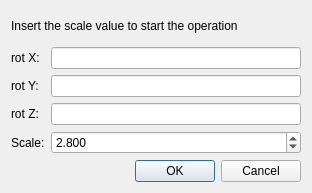
This is Code/ui/simcollapsedialog.ui in VisIVOLab/ViaLacteaVisualAnalytics as Qt 5 draws it before an edit. The edited form follows.
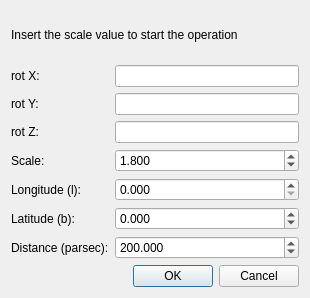
This is the edited form.

Diff of the .ui file:
```diff
--- a/Code/ui/simcollapsedialog.ui
+++ b/Code/ui/simcollapsedialog.ui
@@ -6,8 +6,8 @@
    <rect>
     <x>0</x>
     <y>0</y>
-    <width>312</width>
-    <height>193</height>
+    <width>310</width>
+    <height>298</height>
    </rect>
   </property>
   <property name="windowTitle">
@@ -23,6 +23,9 @@
    </item>
    <item>
     <layout class="QFormLayout" name="formLayout">
+     <property name="fieldGrowthPolicy">
+      <enum>QFormLayout::ExpandingFieldsGrow</enum>
+     </property>
      <item row="0" column="0">
       <widget class="QLabel" name="label">
        <property name="text">
@@ -74,15 +77,105 @@
      </item>
      <item row="3" column="1">
       <widget class="QDoubleSpinBox" name="spinScale">
+       <property name="sizePolicy">
+        <sizepolicy hsizetype="MinimumExpanding" vsizetype="Fixed">
+         <horstretch>0</horstretch>
+         <verstretch>0</verstretch>
+        </sizepolicy>
+       </property>
        <property name="decimals">
         <number>3</number>
        </property>
+       <property name="minimum">
+        <double>1.000000000000000</double>
+       </property>
        <property name="value">
-        <double>2.800000000000000</double>
+        <double>1.800000000000000</double>
+       </property>
+      </widget>
+     </item>
+     <item row="4" column="0">
+      <widget class="QLabel" name="label_6">
+       <property name="text">
+        <string>Longitude (l):</string>
        </property>
       </widget>
      </item>
      <item row="4" column="1">
+      <widget class="QDoubleSpinBox" name="spinLon">
+       <property name="sizePolicy">
+        <sizepolicy hsizetype="MinimumExpanding" vsizetype="Fixed">
+         <horstretch>0</horstretch>
+         <verstretch>0</verstretch>
+        </sizepolicy>
+       </property>
+       <property name="decimals">
+        <number>3</number>
+       </property>
+       <property name="maximum">
+        <double>360.000000000000000</double>
+       </property>
+      </widget>
+     </item>
+     <item row="5" column="0">
+      <widget class="QLabel" name="label_7">
+       <property name="text">
+        <string>Latitude (b):</string>
+       </property>
+      </widget>
+     </item>
+     <item row="5" column="1">
+      <widget class="QDoubleSpinBox" name="spinLat">
+       <property name="sizePolicy">
+        <sizepolicy hsizetype="MinimumExpanding" vsizetype="Fixed">
+         <horstretch>0</horstretch>
+         <verstretch>0</verstretch>
+        </sizepolicy>
+       </property>
+       <property name="decimals">
+        <number>3</number>
+       </property>
+       <property name="minimum">
+        <double>-90.000000000000000</double>
+       </property>
+       <property name="maximum">
+        <double>90.000000000000000</double>
+       </property>
+       <property name="value">
+        <double>0.000000000000000</double>
+       </property>
+      </widget>
+     </item>
+     <item row="6" column="0">
+      <widget class="QLabel" name="label_8">
+       <property name="text">
+        <string>Distance (parsec):</string>
+       </property>
+      </widget>
+     </item>
+     <item row="6" column="1">
+      <widget class="QDoubleSpinBox" name="spinDistance">
+       <property name="sizePolicy">
+        <sizepolicy hsizetype="MinimumExpanding" vsizetype="Fixed">
+         <horstretch>0</horstretch>
+         <verstretch>0</verstretch>
+        </sizepolicy>
+       </property>
+       <property name="decimals">
+        <number>3</number>
+       </property>
+       <property name="minimum">
+        <double>0.001000000000000</double>
+       </property>
+       <property name="maximum">
+        <double>10000000.000000000000000</double>
+       </property>
+       <property name="value">
+        <double>200.000000000000000</double>
+       </property>
+      </widget>
+     </item>
+     <item row="7" column="1">
       <widget class="QDialogButtonBox" name="buttonBox">
        <property name="standardButtons">
         <set>QDialogButtonBox::Cancel|QDialogButtonBox::Ok</set>
```
